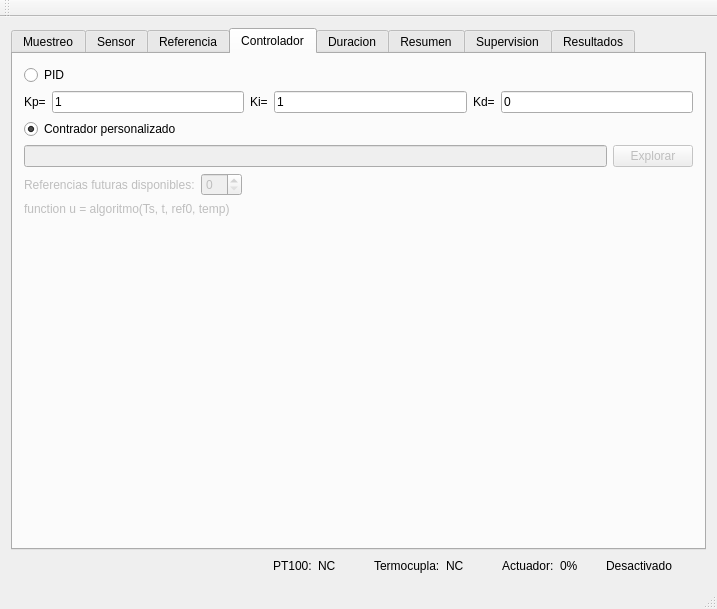
AgustinAllegui/temperatura_raspberry, file Prototipo/control_temperatura/mainwindow.ui: the form before one commit.
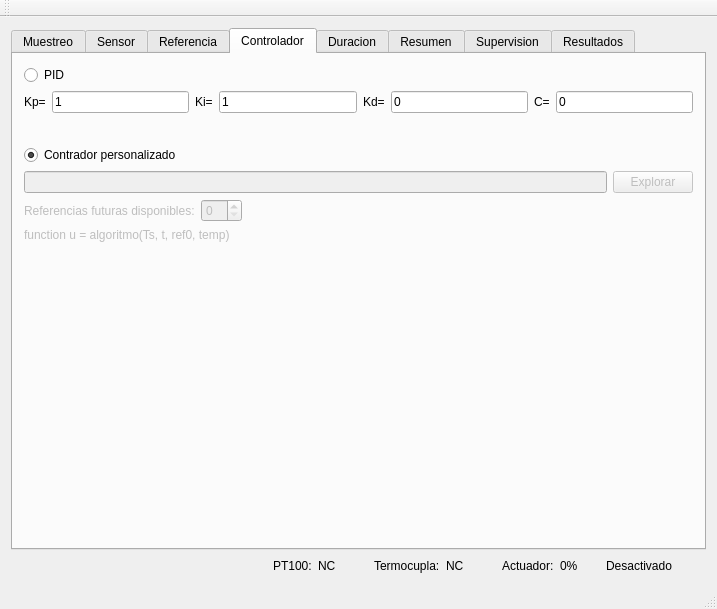
The form after the commit. The open tabs and pages were chosen to show the change. Icons and pictures are not drawn. Custom widgets are drawn as their Qt base class.

```diff
--- a/Prototipo/control_temperatura/mainwindow.ui
+++ b/Prototipo/control_temperatura/mainwindow.ui
@@ -413,6 +413,47 @@
             </property>
            </widget>
           </item>
+          <item>
+           <widget class="QLabel" name="label_C">
+            <property name="text">
+             <string>C=</string>
+            </property>
+           </widget>
+          </item>
+          <item>
+           <widget class="QLineEdit" name="l_C">
+            <property name="text">
+             <string>0</string>
+            </property>
+           </widget>
+          </item>
+         </layout>
+        </item>
+        <item>
+         <layout class="QHBoxLayout" name="horizontalLayout_8">
+          <item>
+           <widget class="QLabel" name="label_PID_equation">
+            <property name="text">
+             <string/>
+            </property>
+            <property name="pixmap">
+             <pixmap>../../Files/Internos/PID_equation.png</pixmap>
+            </property>
+           </widget>
+          </item>
+          <item>
+           <spacer name="horizontalSpacer_8">
+            <property name="orientation">
+             <enum>Qt::Horizontal</enum>
+            </property>
+            <property name="sizeHint" stdset="0">
+             <size>
+              <width>40</width>
+              <height>20</height>
+             </size>
+            </property>
+           </spacer>
+          </item>
          </layout>
         </item>
         <item>
```
